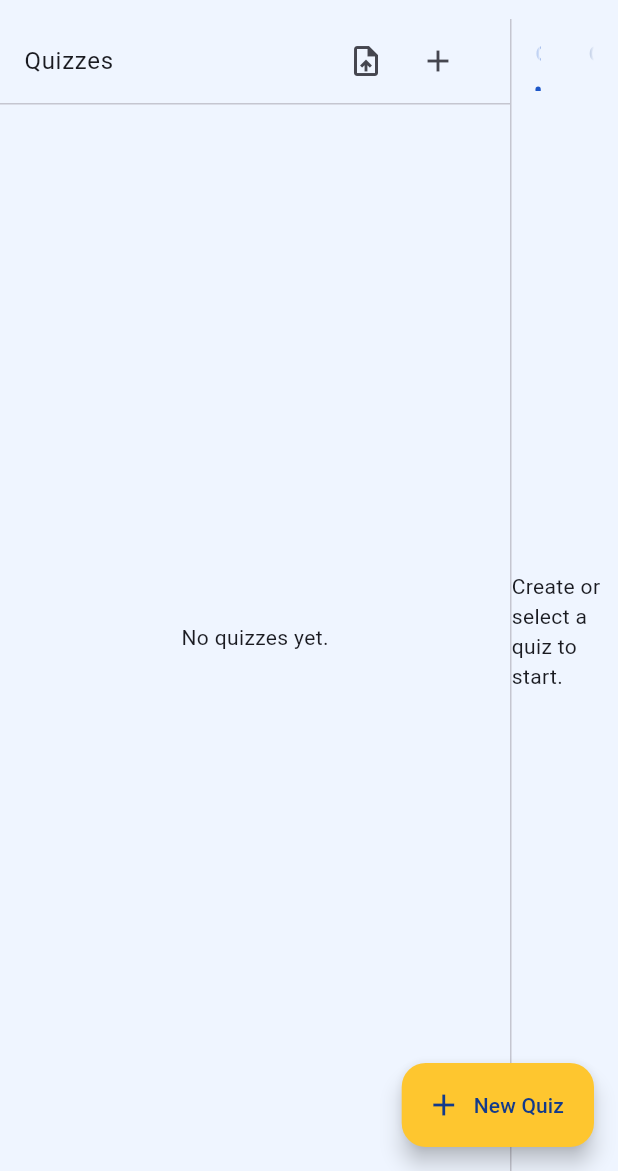
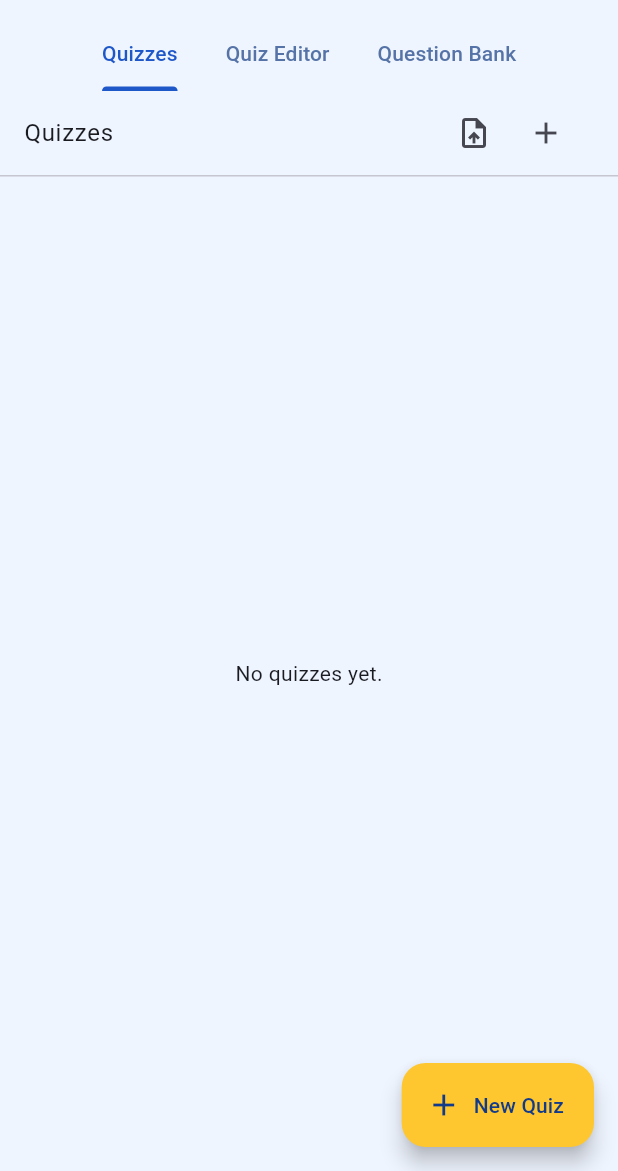
Before and after one commit to Mohakerdi/Quizzer, a Flutter app: the screen it shows after launch, on a phone screen of 412 x 824 dp, the part 65-1236 px from its top. Run offline on Flutter 3.47's test engine with Material 3 defaults, Android fonts, the phone set to English and light mode, and no system bars; our stand-ins replace equatable, flutter_bloc, flutter_image_compress, image_picker, shared_preferences; missing offline and left inert: crop_your_image, flutter_math_fork, flutter_tex, tutorial_coach_mark.

Commit message:
Improve Android responsiveness and export directory
Agent-Logs-Url: https://github.com/Mohakerdi/Quizzer/sessions/e8b50877-469b-4066-9950-71ff5bb5d2a9

Co-authored-by: Mohakerdi <151771382+Mohakerdi@users.noreply.github.com>

```diff
--- a/lib/app.dart
+++ b/lib/app.dart
@@ -273,8 +273,8 @@ class _QuizMakerHomeState extends State<QuizMakerHome> {
             ),
           ],
         ),
-        content: SizedBox(
-          width: 560,
+        content: ConstrainedBox(
+          constraints: const BoxConstraints(maxWidth: 560),
           child: TextField(
             controller: jsonController,
             minLines: 10,
@@ -318,8 +318,8 @@ class _QuizMakerHomeState extends State<QuizMakerHome> {
       context: context,
       builder: (ctx) => AlertDialog(
         title: Text(AppStrings.tr(context, 'importTemplateTitle')),
-        content: SizedBox(
-          width: 640,
+        content: ConstrainedBox(
+          constraints: const BoxConstraints(maxWidth: 640),
           child: Column(
             mainAxisSize: MainAxisSize.min,
             crossAxisAlignment: CrossAxisAlignment.stretch,
@@ -506,7 +506,12 @@ class _QuizMakerHomeState extends State<QuizMakerHome> {
                   ),
                 ),
                 const SizedBox(width: 10),
-                Text(AppStrings.tr(context, 'appTitle')),
+                Expanded(
+                  child: Text(
+                    AppStrings.tr(context, 'appTitle'),
+                    overflow: TextOverflow.ellipsis,
+                  ),
+                ),
               ],
             ),
             flexibleSpace: DecoratedBox(
@@ -620,20 +625,40 @@ class _HomeWorkspace extends StatelessWidget {
 
   @override
   Widget build(BuildContext context) {
+    return LayoutBuilder(
+      builder: (context, constraints) {
+        final compactLayout = constraints.maxWidth < 900;
+        if (compactLayout) {
+          return DefaultTabController(
+            length: 3,
+            child: Column(
+              children: [
+                TabBar(
+                  isScrollable: true,
+                  tabs: [
+                    Tab(text: AppStrings.tr(context, 'quizzes')),
+                    Tab(text: AppStrings.tr(context, 'quizEditorTab')),
+                    Tab(key: questionBankTabKey, text: AppStrings.tr(context, 'questionBankTab')),
+                  ],
+                ),
+                Expanded(
+                  child: TabBarView(
+                    children: [
+                      _buildQuizListPane(context),
+                      _buildEditorPane(context),
+                      _buildQuestionBankPane(context),
+                    ],
+                  ),
+                ),
+              ],
+            ),
+          );
+        }
         return Row(
           children: [
             SizedBox(
-          width: 340,
-          child: QuizListScreen(
-            quizzes: state.quizzes,
-            selectedQuizId: state.selectedQuiz?.id,
-            onCreateQuiz: onCreateQuiz,
-            onImportQuiz: onImportQuiz,
-            onSelectQuiz: (quiz) => context.read<QuizSessionCubit>().selectQuiz(quiz),
-            onRenameQuiz: onRenameQuiz,
-            onDuplicateQuiz: (quiz) => context.read<QuizSessionCubit>().duplicateQuiz(quiz),
-            onDeleteQuiz: (quiz) => context.read<QuizSessionCubit>().deleteQuiz(quiz),
-          ),
+              width: 320,
+              child: _buildQuizListPane(context),
             ),
             const VerticalDivider(width: 1),
             Expanded(
@@ -650,57 +675,8 @@ class _HomeWorkspace extends StatelessWidget {
                     Expanded(
                       child: TabBarView(
                         children: [
-                      state.selectedQuiz == null
-                          ? Center(child: Text(AppStrings.tr(context, 'selectQuiz')))
-                          : QuizEditorScreen(
-                              quiz: state.selectedQuiz!,
-                              generatedVariants: state.generatedVariants,
-                              onQuizChanged: (quiz) => context.read<QuizSessionCubit>().saveQuiz(quiz),
-                              onQuizAutoSave: (quiz) => context.read<QuizSessionCubit>().saveQuizSilently(quiz),
-                              onGenerateVariants: onGenerateVariants,
-                              onPreviewVariant: onPreviewVariant,
-                               onExportVariant:
-                                   (variant, {teacherName, schoolName, exportLanguageCode, optionLabelStyle}) => context
-                                    .read<QuizSessionCubit>()
-                                    .exportVariant(
-                                    variant,
-                                    teacherName: teacherName,
-                                    schoolName: schoolName,
-                                     exportLanguageCode: exportLanguageCode,
-                                     optionLabelStyle: optionLabelStyle,
-                                   ),
-                               onExportAllVariants:
-                                   ({teacherName, schoolName, exportLanguageCode, optionLabelStyle}) => context
-                                    .read<QuizSessionCubit>()
-                                    .exportAllVariants(
-                                      isArabic: AppStrings.isArabic(context),
-                                      teacherName: teacherName,
-                                      schoolName: schoolName,
-                                      exportLanguageCode: exportLanguageCode,
-                                      optionLabelStyle: optionLabelStyle,
-                                    ),
-                                onExportGoogleForms:
-                                    (variant) => context.read<QuizSessionCubit>().exportVariantToGoogleForms(variant),
-                                onAddQuestionToBank:
-                                    (question) => context.read<QuizSessionCubit>().addQuestionToQuestionBank(
-                                          question: question,
-                                          isArabic: AppStrings.isArabic(context),
-                                        ),
-                              ),
-                        QuestionBankScreen(
-                          questions: state.questionBank,
-                          onCreateQuizFromSelection: onCreateQuizFromBankSelection,
-                          onDuplicateQuestion:
-                              (question) => context.read<QuizSessionCubit>().duplicateQuestionInQuestionBank(
-                                    question: question,
-                                    isArabic: AppStrings.isArabic(context),
-                                  ),
-                          onDeleteQuestion: (question) =>
-                              context.read<QuizSessionCubit>().deleteQuestionFromQuestionBank(
-                                bankQuestionId: question.id,
-                                isArabic: AppStrings.isArabic(context),
-                              ),
-                        ),
+                          _buildEditorPane(context),
+                          _buildQuestionBankPane(context),
                         ],
                       ),
                     ),
@@ -710,5 +686,72 @@ class _HomeWorkspace extends StatelessWidget {
             ),
           ],
         );
+      },
+    );
+  }
+
+  Widget _buildQuizListPane(BuildContext context) {
+    return QuizListScreen(
+      quizzes: state.quizzes,
+      selectedQuizId: state.selectedQuiz?.id,
+      onCreateQuiz: onCreateQuiz,
+      onImportQuiz: onImportQuiz,
+      onSelectQuiz: (quiz) => context.read<QuizSessionCubit>().selectQuiz(quiz),
+      onRenameQuiz: onRenameQuiz,
+      onDuplicateQuiz: (quiz) => context.read<QuizSessionCubit>().duplicateQuiz(quiz),
+      onDeleteQuiz: (quiz) => context.read<QuizSessionCubit>().deleteQuiz(quiz),
+    );
+  }
+
+  Widget _buildEditorPane(BuildContext context) {
+    if (state.selectedQuiz == null) {
+      return Center(child: Text(AppStrings.tr(context, 'selectQuiz')));
+    }
+    return QuizEditorScreen(
+      quiz: state.selectedQuiz!,
+      generatedVariants: state.generatedVariants,
+      onQuizChanged: (quiz) => context.read<QuizSessionCubit>().saveQuiz(quiz),
+      onQuizAutoSave: (quiz) => context.read<QuizSessionCubit>().saveQuizSilently(quiz),
+      onGenerateVariants: onGenerateVariants,
+      onPreviewVariant: onPreviewVariant,
+      onExportVariant: (variant, {teacherName, schoolName, exportLanguageCode, optionLabelStyle}) => context
+          .read<QuizSessionCubit>()
+          .exportVariant(
+            variant,
+            teacherName: teacherName,
+            schoolName: schoolName,
+            exportLanguageCode: exportLanguageCode,
+            optionLabelStyle: optionLabelStyle,
+          ),
+      onExportAllVariants: ({teacherName, schoolName, exportLanguageCode, optionLabelStyle}) => context
+          .read<QuizSessionCubit>()
+          .exportAllVariants(
+            isArabic: AppStrings.isArabic(context),
+            teacherName: teacherName,
+            schoolName: schoolName,
+            exportLanguageCode: exportLanguageCode,
+            optionLabelStyle: optionLabelStyle,
+          ),
+      onExportGoogleForms: (variant) => context.read<QuizSessionCubit>().exportVariantToGoogleForms(variant),
+      onAddQuestionToBank: (question) => context.read<QuizSessionCubit>().addQuestionToQuestionBank(
+            question: question,
+            isArabic: AppStrings.isArabic(context),
+          ),
+    );
+  }
+
+  Widget _buildQuestionBankPane(BuildContext context) {
+    return QuestionBankScreen(
+      questions: state.questionBank,
+      onCreateQuizFromSelection: onCreateQuizFromBankSelection,
+      onDuplicateQuestion: (question) => context.read<QuizSessionCubit>().duplicateQuestionInQuestionBank(
+            question: question,
+            isArabic: AppStrings.isArabic(context),
+          ),
+      onDeleteQuestion: (question) => context.read<QuizSessionCubit>().deleteQuestionFromQuestionBank(
+            bankQuestionId: question.id,
+            isArabic: AppStrings.isArabic(context),
+          ),
+    );
   }
 }
```
Also changed, not shown: lib/data/services/docx_export_service.dart (+24 -1 lines), lib/features/question_bank/presentation/screens/question_bank_screen.dart (+38 -1 lines), lib/features/quiz_maker/presentation/screens/quiz_editor_screen.dart (+11 -5 lines). Lines whose indentation alone changed are shown as unchanged.
